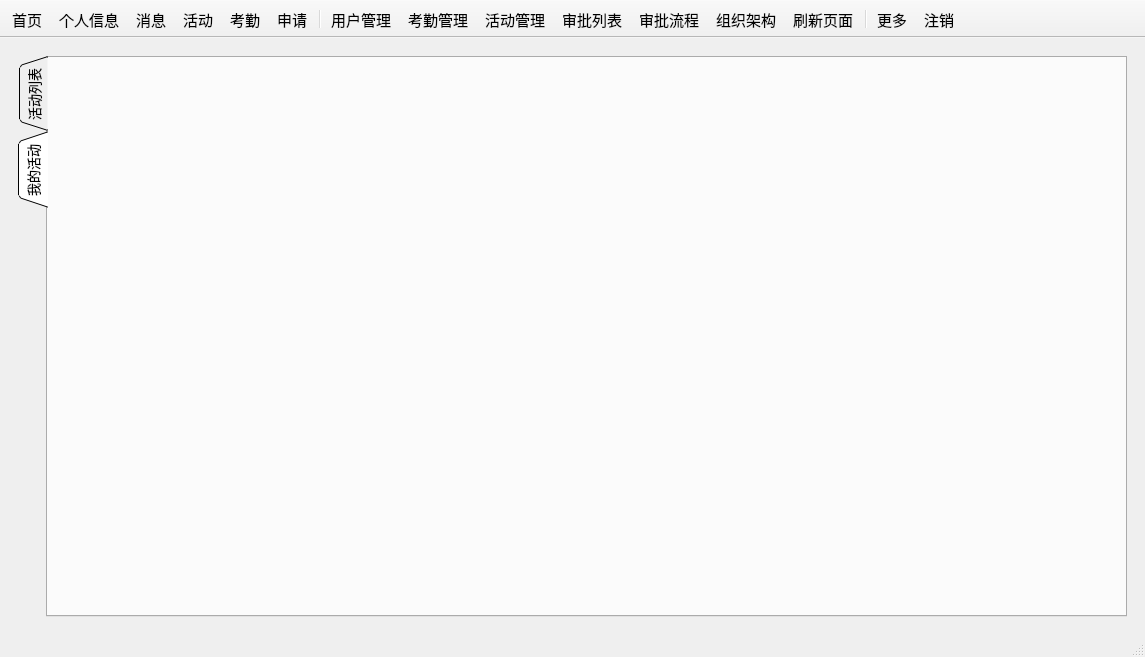
The window that mainwindow.ui (csthenry/weplanet-desktop) describes before a commit, drawn with Qt 5.
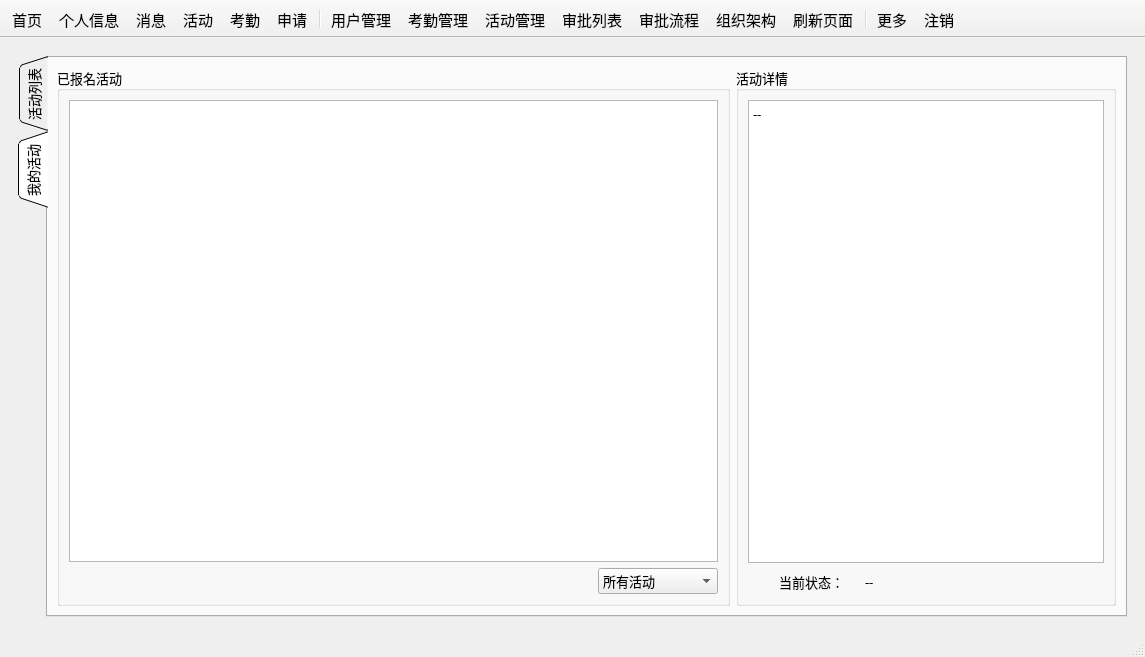
The same window after the commit. The open tabs and pages were chosen to show the change. Icons and pictures are not drawn. Custom widgets are drawn as their Qt base class.

Commit message: 完成大部分活动页面，修复bug，优化代码。

Diff of the .ui file:
```diff
--- a/mainwindow.ui
+++ b/mainwindow.ui
@@ -1834,6 +1834,140 @@
            <attribute name="title">
             <string>我的活动</string>
            </attribute>
+           <layout class="QGridLayout" name="gridLayout_69">
+            <item row="0" column="0">
+             <widget class="QGroupBox" name="groupBox_41">
+              <property name="minimumSize">
+               <size>
+                <width>650</width>
+                <height>0</height>
+               </size>
+              </property>
+              <property name="title">
+               <string>已报名活动</string>
+              </property>
+              <layout class="QGridLayout" name="gridLayout_71">
+               <item row="1" column="1">
+                <widget class="QComboBox" name="comboBox_myAct">
+                 <property name="minimumSize">
+                  <size>
+                   <width>120</width>
+                   <height>0</height>
+                  </size>
+                 </property>
+                 <item>
+                  <property name="text">
+                   <string>所有活动</string>
+                  </property>
+                 </item>
+                 <item>
+                  <property name="text">
+                   <string>暂未开始</string>
+                  </property>
+                 </item>
+                 <item>
+                  <property name="text">
+                   <string>进行中</string>
+                  </property>
+                 </item>
+                 <item>
+                  <property name="text">
+                   <string>已结束</string>
+                  </property>
+                 </item>
+                </widget>
+               </item>
+               <item row="1" column="0">
+                <spacer name="horizontalSpacer_8">
+                 <property name="orientation">
+                  <enum>Qt::Horizontal</enum>
+                 </property>
+                 <property name="sizeHint" stdset="0">
+                  <size>
+                   <width>40</width>
+                   <height>20</height>
+                  </size>
+                 </property>
+                </spacer>
+               </item>
+               <item row="0" column="0" colspan="2">
+                <widget class="QTableView" name="tableView_myActivity"/>
+               </item>
+              </layout>
+             </widget>
+            </item>
+            <item row="0" column="1">
+             <widget class="QGroupBox" name="groupBox_35">
+              <property name="minimumSize">
+               <size>
+                <width>380</width>
+                <height>0</height>
+               </size>
+              </property>
+              <property name="title">
+               <string>活动详情</string>
+              </property>
+              <layout class="QGridLayout" name="gridLayout_70">
+               <item row="1" column="2">
+                <widget class="QLabel" name="label_curActStatus">
+                 <property name="text">
+                  <string>--</string>
+                 </property>
+                </widget>
+               </item>
+               <item row="1" column="1">
+                <widget class="QLabel" name="label_62">
+                 <property name="maximumSize">
+                  <size>
+                   <width>80</width>
+                   <height>16777215</height>
+                  </size>
+                 </property>
+                 <property name="text">
+                  <string>当前状态：</string>
+                 </property>
+                </widget>
+               </item>
+               <item row="1" column="0">
+                <widget class="QLabel" name="label_63">
+                 <property name="minimumSize">
+                  <size>
+                   <width>25</width>
+                   <height>25</height>
+                  </size>
+                 </property>
+                 <property name="maximumSize">
+                  <size>
+                   <width>25</width>
+                   <height>25</height>
+                  </size>
+                 </property>
+                 <property name="text">
+                  <string/>
+                 </property>
+                 <property name="pixmap">
+                  <pixmap resource="resource.qrc">:/images/color_icon/color-time.svg</pixmap>
+                 </property>
+                 <property name="scaledContents">
+                  <bool>true</bool>
+                 </property>
+                </widget>
+               </item>
+               <item row="0" column="0" colspan="3">
+                <widget class="QTextBrowser" name="textBrowser_activityDsc">
+                 <property name="html">
+                  <string>&lt;!DOCTYPE HTML PUBLIC &quot;-//W3C//DTD HTML 4.0//EN&quot; &quot;http://www.w3.org/TR/REC-html40/strict.dtd&quot;&gt;
+&lt;html&gt;&lt;head&gt;&lt;meta name=&quot;qrichtext&quot; content=&quot;1&quot; /&gt;&lt;style type=&quot;text/css&quot;&gt;
+p, li { white-space: pre-wrap; }
+&lt;/style&gt;&lt;/head&gt;&lt;body style=&quot; font-family:'微软雅黑','微软雅黑'; font-size:10pt; font-weight:400; font-style:normal;&quot;&gt;
+&lt;p style=&quot; margin-top:0px; margin-bottom:0px; margin-left:0px; margin-right:0px; -qt-block-indent:0; text-indent:0px;&quot;&gt;--&lt;/p&gt;&lt;/body&gt;&lt;/html&gt;</string>
+                 </property>
+                </widget>
+               </item>
+              </layout>
+             </widget>
+            </item>
+           </layout>
           </widget>
          </widget>
         </item>
```
Left out of the diff: 112 changed lines with no effect on the pictures. Lines whose indentation alone changed are shown as unchanged. The commit also changes 13 other files.
